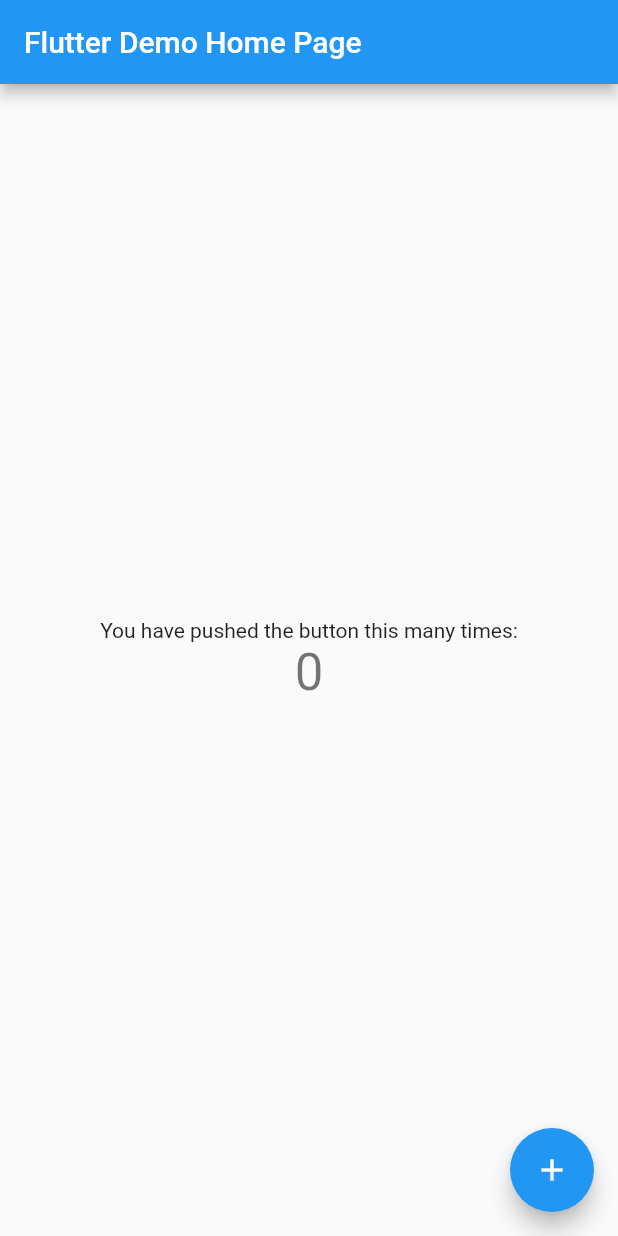
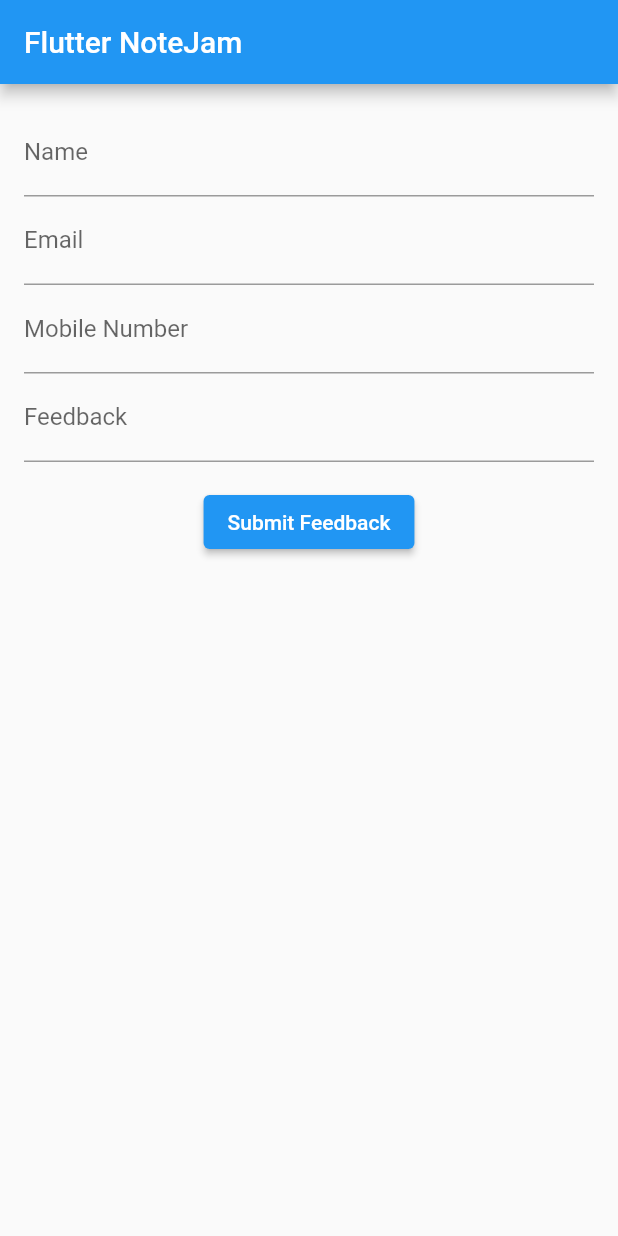
Before and after one commit to Ric17101/flutter-googlesheet, a Flutter app: the screen it shows after launch, on a phone screen of 412 x 824 dp. Run offline on Flutter 3.47's test engine with Material 2 defaults, Android fonts, the phone set to English and light mode, and no system bars; our stand-ins replace dio; missing offline and left inert: gsheets.

Commit message:
add controller and Feedback form ui

```diff
--- /dev/null
+++ b/lib/controller.dart
@@ -0,0 +1,89 @@
+import 'package:googlesheets_feedback_flutter/model/feedback_form.dart';
+import 'package:dio/dio.dart';
+import 'package:gsheets/gsheets.dart';
+
+// your google auth credentials
+const _credentials = r'''
+{
+  "type": "service_account",
+  "project_id": "",
+  "private_key_id": "",
+  "private_key": "",
+  "client_email": "",
+  "client_id": "",
+  "auth_uri": "https://accounts.google.com/o/oauth2/auth",
+  "token_uri": "https://oauth2.googleapis.com/token",
+  "auth_provider_x509_cert_url": "https://www.googleapis.com/oauth2/v1/certs",
+  "client_x509_cert_url": ""
+}
+''';
+
+// your spreadsheet id
+const _spreadsheetId = '';
+
+/// FormController is a class which does work of saving FeedbackForm in Google Sheets using
+/// HTTP GET request on Google App Script Web URL and parses response and sends result callback.
+class FormController {
+  // TEST
+  void getSheet() async {
+    // init GSheets
+    final gsheets = GSheets(_credentials);
+    // fetch spreadsheet by its id
+    final ss = await gsheets.spreadsheet(_spreadsheetId);
+
+    var sheet = ss.worksheetByTitle('Sheet1');
+    print(await sheet?.values.value(column: 1, row: 2));
+    print(ss.data.namedRanges.byName.values);
+    // print(ss.data.dataSources);
+    // update cell at 'B2' by inserting string 'new'
+
+    final last = await sheet?.values.map.lastRow();
+    print(last);
+    print(last?.values.first); // Get ID of last row
+    print(await sheet?.columnCount);
+
+    print(await sheet?.values.columnByKey('Feedback'));
+    // await sheet?.values.insertValue('new', column: 2, row: 3);
+
+    final secondColumn = ['a', 'b', 'c', 'd', 'e'];
+    final secondColumnNum = ['1', '2', '3', 'd', 'e'];
+    // await sheet?.values.insertColumnByKey('letter', secondColumn);
+
+    // Update by ROW based on key
+
+    await sheet?.values.insertRowByKey('name2', secondColumnNum);
+    await sheet?.values.insertRowByKey('1001', secondColumn);
+
+    // Insert new row
+    // await sheet?.values.appendRow(secondColumn);
+    // await sheet?.values.appendRow(secondColumnNum);
+  }
+
+  /// Async function which saves feedback, parses [feedbackForm] parameters
+  /// and sends HTTP GET request on [URL]. On successful response, [callback] is called.
+  void submitForm(FeedbackForm feedbackForm, void Function(String) callback) async {
+    try {
+      final dio = Dio()..options.baseUrl = 'URL';
+
+      final baseUri = Uri.parse('URL');
+      final uri = baseUri.replace(queryParameters: feedbackForm.toJson(), path: '/${baseUri.path}');
+
+      await dio.getUri(uri).then((response) async {
+        print('Response: $response');
+        print('Responses: ${response.statusCode}');
+        print('Responses: ${response.data}');
+        if (response.statusCode != 200) {
+          // if (response.statusCode == 302) {
+          var url = response.headers['location'] ?? '';
+          // await http.get(Uri.parse(url)).then((response) {
+          //   callback(convert.jsonDecode(response.body)['status']);
+          // });
+        } else {
+          callback(response.statusCode.toString());
+        }
+      });
+    } catch (e) {
+      print(e);
+    }
+  }
+}
--- a/lib/main.dart
+++ b/lib/main.dart
@@ -1,115 +1,174 @@
 import 'package:flutter/material.dart';
+import 'package:googlesheets_feedback_flutter/controller.dart';
+import 'package:googlesheets_feedback_flutter/model/feedback_form.dart';
 
-void main() {
-  runApp(const MyApp());
-}
+void main() => runApp(const MyApp());
 
 class MyApp extends StatelessWidget {
   const MyApp({super.key});
 
-  // This widget is the root of your application.
   @override
   Widget build(BuildContext context) {
     return MaterialApp(
-      title: 'Flutter Demo',
+      title: 'Flutter NoteJam',
       theme: ThemeData(
-        // This is the theme of your application.
-        //
-        // Try running your application with "flutter run". You'll see the
-        // application has a blue toolbar. Then, without quitting the app, try
-        // changing the primarySwatch below to Colors.green and then invoke
-        // "hot reload" (press "r" in the console where you ran "flutter run",
-        // or simply save your changes to "hot reload" in a Flutter IDE).
-        // Notice that the counter didn't reset back to zero; the application
-        // is not restarted.
         primarySwatch: Colors.blue,
       ),
-      home: const MyHomePage(title: 'Flutter Demo Home Page'),
+      home: const MyHomePage(title: 'Flutter NoteJam'),
     );
   }
 }
 
 class MyHomePage extends StatefulWidget {
-  const MyHomePage({super.key, required this.title});
-
-  // This widget is the home page of your application. It is stateful, meaning
-  // that it has a State object (defined below) that contains fields that affect
-  // how it looks.
-
-  // This class is the configuration for the state. It holds the values (in this
-  // case the title) provided by the parent (in this case the App widget) and
-  // used by the build method of the State. Fields in a Widget subclass are
-  // always marked "final".
+  const MyHomePage({
+    required this.title,
+    super.key,
+  });
 
   final String title;
 
   @override
-  State<MyHomePage> createState() => _MyHomePageState();
+  MyHomePageState createState() => MyHomePageState();
 }
 
-class _MyHomePageState extends State<MyHomePage> {
-  int _counter = 0;
+class MyHomePageState extends State<MyHomePage> {
+  // Create a global key that uniquely identifies the Form widget
+  // and allows validation of the form.
+  //
+  // Note: This is a `GlobalKey<FormState>`,
+  // not a GlobalKey<MyCustomFormState>.
+  final _formKey = GlobalKey<FormState>();
+  final _scaffoldKey = GlobalKey<ScaffoldState>();
 
-  void _incrementCounter() {
-    setState(() {
-      // This call to setState tells the Flutter framework that something has
-      // changed in this State, which causes it to rerun the build method below
-      // so that the display can reflect the updated values. If we changed
-      // _counter without calling setState(), then the build method would not be
-      // called again, and so nothing would appear to happen.
-      _counter++;
-    });
+  // TextField Controllers
+  TextEditingController nameController = TextEditingController();
+  TextEditingController emailController = TextEditingController();
+  TextEditingController mobileNoController = TextEditingController();
+  TextEditingController feedbackController = TextEditingController();
+
+  // Method to Submit Feedback and save it in Google Sheets
+  void _submitForm() {
+    FormController formController = FormController();
+
+    _showSnackbar("Submitting Feedback");
+
+    // Submit 'feedbackForm' and save it in Google Sheets.
+    formController.getSheet();
+  }
+
+  void _submitForm2() {
+    // Validate returns true if the form is valid, or false
+    // otherwise.
+    if (_formKey.currentState?.validate() == true) {
+      // If the form is valid, proceed.
+      FeedbackForm feedbackForm = FeedbackForm(
+        nameController.text,
+        emailController.text,
+        mobileNoController.text,
+        feedbackController.text,
+      );
+
+      FormController formController = FormController();
+
+      _showSnackbar("Submitting Feedback");
+
+      // Submit 'feedbackForm' and save it in Google Sheets.
+      formController.getSheet();
+
+      // formController.submitForm(feedbackForm, (String response) {
+      //   print("Response: $response");
+      //   if (response == STATUS_SUCCESS) {
+      //     // Feedback is saved succesfully in Google Sheets.
+      //     _showSnackbar("Feedback Submitted");
+      //   } else {
+      //     // Error Occurred while saving data in Google Sheets.
+      //     _showSnackbar("Error Occurred!");
+      //   }
+      // });
+    }
+  }
+
+  // Method to show snackbar with 'message'.
+  _showSnackbar(String message) {
+    final snackBar = SnackBar(content: Text(message));
+    ScaffoldMessenger.of(context).showSnackBar(snackBar);
   }
 
   @override
   Widget build(BuildContext context) {
-    // This method is rerun every time setState is called, for instance as done
-    // by the _incrementCounter method above.
-    //
-    // The Flutter framework has been optimized to make rerunning build methods
-    // fast, so that you can just rebuild anything that needs updating rather
-    // than having to individually change instances of widgets.
     return Scaffold(
+      key: _scaffoldKey,
+      resizeToAvoidBottomInset: false,
       appBar: AppBar(
-        // Here we take the value from the MyHomePage object that was created by
-        // the App.build method, and use it to set our appbar title.
         title: Text(widget.title),
       ),
       body: Center(
-        // Center is a layout widget. It takes a single child and positions it
-        // in the middle of the parent.
         child: Column(
-          // Column is also a layout widget. It takes a list of children and
-          // arranges them vertically. By default, it sizes itself to fit its
-          // children horizontally, and tries to be as tall as its parent.
-          //
-          // Invoke "debug painting" (press "p" in the console, choose the
-          // "Toggle Debug Paint" action from the Flutter Inspector in Android
-          // Studio, or the "Toggle Debug Paint" command in Visual Studio Code)
-          // to see the wireframe for each widget.
-          //
-          // Column has various properties to control how it sizes itself and
-          // how it positions its children. Here we use mainAxisAlignment to
-          // center the children vertically; the main axis here is the vertical
-          // axis because Columns are vertical (the cross axis would be
-          // horizontal).
-          mainAxisAlignment: MainAxisAlignment.center,
+          mainAxisAlignment: MainAxisAlignment.start,
           children: <Widget>[
-            const Text(
-              'You have pushed the button this many times:',
+            Form(
+              key: _formKey,
+              child: Padding(
+                padding: const EdgeInsets.all(16),
+                child: Column(
+                  crossAxisAlignment: CrossAxisAlignment.start,
+                  children: <Widget>[
+                    TextFormField(
+                      controller: nameController,
+                      validator: (value) {
+                        if (value?.isEmpty == true) {
+                          return 'Enter Valid Name';
+                        }
+                        return null;
+                      },
+                      decoration: const InputDecoration(labelText: 'Name'),
+                    ),
+                    TextFormField(
+                      controller: emailController,
+                      validator: (value) {
+                        if (value?.contains("@") == false) {
+                          return 'Enter Valid Email';
+                        }
+                        return null;
+                      },
+                      keyboardType: TextInputType.emailAddress,
+                      decoration: const InputDecoration(labelText: 'Email'),
+                    ),
+                    TextFormField(
+                      controller: mobileNoController,
+                      validator: (value) {
+                        if ((value?.trim().length ?? 0) < 5) {
+                          return 'Enter 10 Digit Mobile Number';
+                        }
+                        return null;
+                      },
+                      keyboardType: TextInputType.number,
+                      decoration: const InputDecoration(
+                        labelText: 'Mobile Number',
+                      ),
+                    ),
+                    TextFormField(
+                      controller: feedbackController,
+                      validator: (value) {
+                        if (value?.isEmpty == true) {
+                          return 'Enter Valid Feedback';
+                        }
+                        return null;
+                      },
+                      keyboardType: TextInputType.multiline,
+                      decoration: const InputDecoration(labelText: 'Feedback'),
+                    ),
+                  ],
+                ),
+              ),
             ),
-            Text(
-              '$_counter',
-              style: Theme.of(context).textTheme.headlineMedium,
+            ElevatedButton(
+              onPressed: _submitForm,
+              child: const Text('Submit Feedback'),
             ),
           ],
         ),
       ),
-      floatingActionButton: FloatingActionButton(
-        onPressed: _incrementCounter,
-        tooltip: 'Increment',
-        child: const Icon(Icons.add),
-      ), // This trailing comma makes auto-formatting nicer for build methods.
     );
   }
 }
```
Also changed, not shown: 1 other file.
